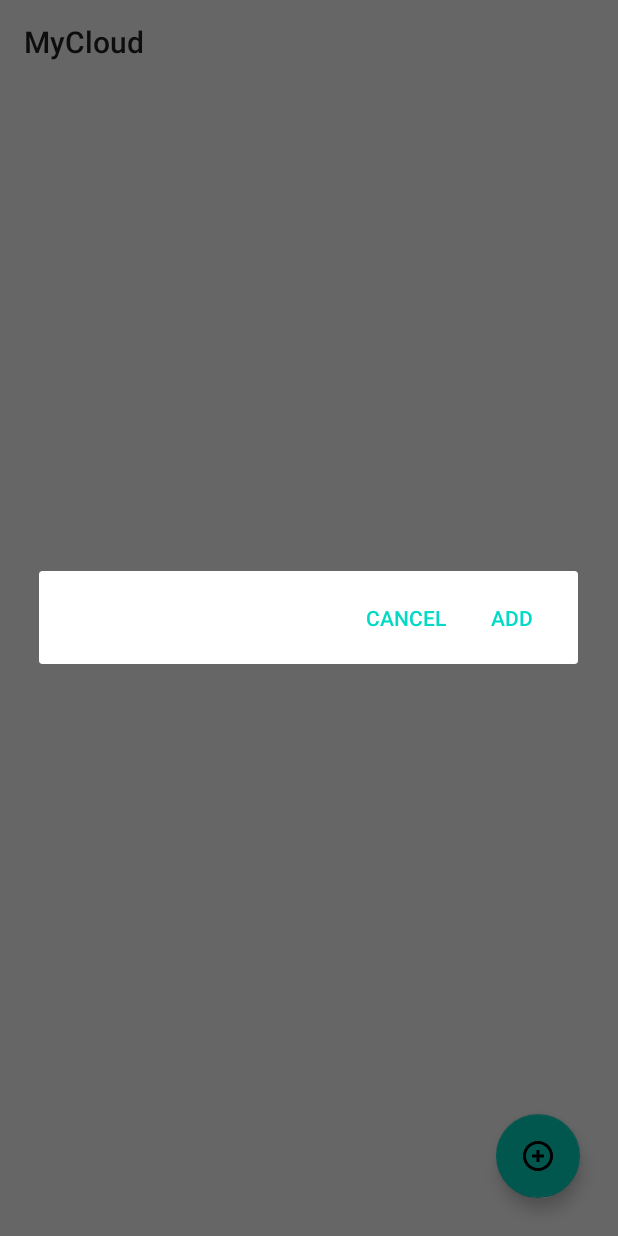
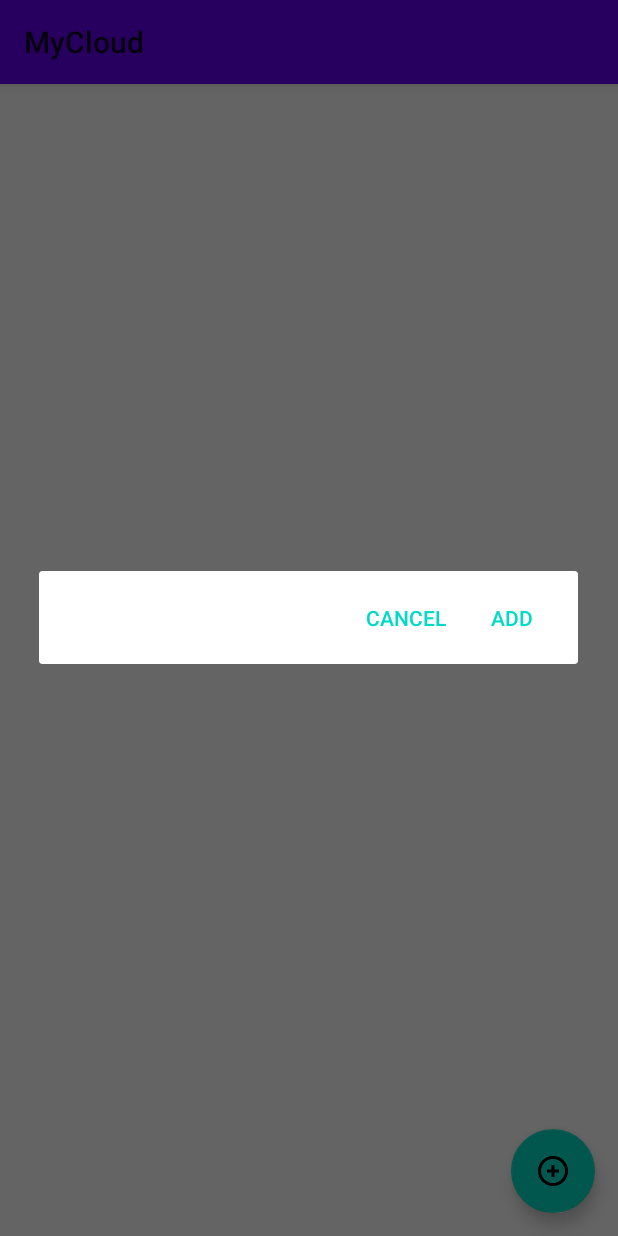
Before and after one commit to sidverma99/MyCloud, an Android app: the MainActivity screen opened directly, with no data from a screen before it, after a tap on an icon or button, on a phone screen of 412 x 824 dp. Run offline under Robolectric (Android 15) with nearby library versions, the phone set to English and light mode, and no system bars; our stand-ins replace Firebase (no records; nobody signed in at launch, a user with empty details on screens opened directly); libraries missing offline, so code that uses them is left out: com.rengwuxian.materialedittext; 9 statements that could not run were skipped.

Commit message:
first commit

```diff
--- a/app/src/main/java/com/example/mycloud/MainActivity.java
+++ b/app/src/main/java/com/example/mycloud/MainActivity.java
@@ -71,7 +71,8 @@ public class MainActivity extends AppCompatActivity {
             public void onDataChange(@NonNull DataSnapshot snapshot) {
                 uploadList.clear();
                 for(DataSnapshot dataSnapshot:snapshot.getChildren()){
-                    upload upload1=dataSnapshot.getValue(upload.class);
+                    upload upload1;
+                    upload1 = dataSnapshot.getValue(upload.class);
                     uploadList.add(upload1);
                 }
                 uploadAdapter.notifyDataSetChanged();
--- a/app/src/main/res/layout/activity_main.xml
+++ b/app/src/main/res/layout/activity_main.xml
@@ -1,26 +1,34 @@
 <?xml version="1.0" encoding="utf-8"?>
 <androidx.coordinatorlayout.widget.CoordinatorLayout xmlns:android="http://schemas.android.com/apk/res/android"
+    xmlns:tools="http://schemas.android.com/tools"
     xmlns:app="http://schemas.android.com/apk/res-auto"
-    xmlns:tools="http://schemas.android.com/tools"
-    android:layout_width="match_parent"
-    android:layout_height="match_parent"
     tools:context=".MainActivity"
     android:theme="@style/AppTheme"
-    android:background="#ffffff">
-    <androidx.appcompat.widget.Toolbar
-        android:layout_width="match_parent"
+    android:layout_width="match_parent"
+    android:layout_height="match_parent">
+
+    <com.google.android.material.appbar.AppBarLayout
+        android:id="@+id/appbar"
+
         android:layout_height="?attr/actionBarSize"
-        android:id="@+id/toolbar"/>
-    <androidx.recyclerview.widget.RecyclerView
-        android:layout_width="match_parent"
-        android:layout_height="wrap_content"
-        android:id="@+id/recyclerView"/>
+        android:layout_width="match_parent">
+        <androidx.appcompat.widget.Toolbar
+            android:id="@+id/toolbar"
+            android:layout_height="?attr/actionBarSize"
+            android:layout_width="match_parent"/>
+    </com.google.android.material.appbar.AppBarLayout>
 
     <com.google.android.material.floatingactionbutton.FloatingActionButton
         android:id="@+id/fab"
         android:layout_width="wrap_content"
         android:layout_height="wrap_content"
         android:layout_gravity="bottom|end"
-        android:layout_margin="25dp"
+        android:layout_margin="15dp"
         android:src="@drawable/add" />
+
+    <androidx.recyclerview.widget.RecyclerView
+        android:layout_width="match_parent"
+        android:layout_height="wrap_content"
+        android:layout_marginTop="58dp"
+        android:id="@+id/recyclerView"/>
 </androidx.coordinatorlayout.widget.CoordinatorLayout>
--- a/app/src/main/res/layout/sign_in.xml
+++ b/app/src/main/res/layout/sign_in.xml
@@ -6,7 +6,7 @@
     android:layout_width="match_parent"
     android:layout_height="match_parent"
     android:background="#ffffff"
-    android:theme="@style/AppTheme"
+    android:theme="@style/NoActionBar"
     tools:context=".SignInActivity">
 
     <ProgressBar
--- a/app/src/main/res/layout/upload_row.xml
+++ b/app/src/main/res/layout/upload_row.xml
@@ -4,7 +4,7 @@
     xmlns:tools="http://schemas.android.com/tools"
     android:layout_width="match_parent"
     android:layout_height="wrap_content"
-    android:background="#80CBD1"
+    android:layout_margin="15dp"
     android:clickable="true"
     android:padding="15dp">
 
--- a/app/src/main/res/values/styles.xml
+++ b/app/src/main/res/values/styles.xml
@@ -2,10 +2,11 @@
     <!-- Base application theme. -->
     <style name="AppTheme" parent="Theme.AppCompat.Light.NoActionBar">
         <!-- Customize your theme here. -->
+        <item name="android:windowActionBar">false</item>
+        <item name="android:windowNoTitle">true</item>
         <item name="colorPrimary">@color/colorPrimary</item>
         <item name="colorPrimaryDark">@color/colorPrimaryDark</item>
         <item name="colorAccent">@color/colorAccent</item>
-        <item name="android:textColorHint">#344955</item>
     </style>
 
     <style name="NoActionBar" parent="Theme.AppCompat.Light.NoActionBar">
```
